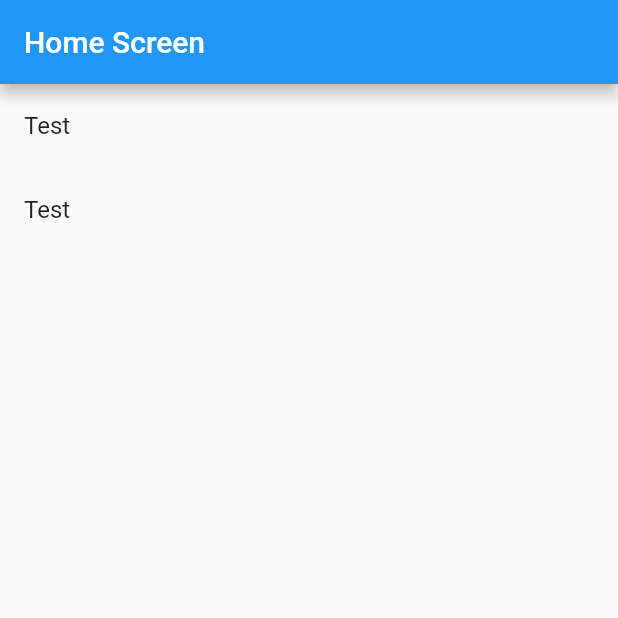
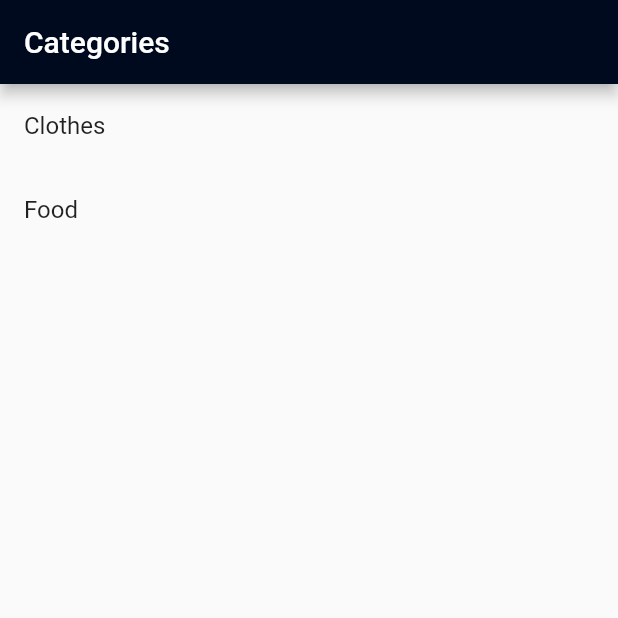
Before and after one commit to maxonflutter/flutter_go_router, a Flutter app: the screen it shows after launch, on a phone screen of 412 x 824 dp, the top half of it. Run offline on Flutter 3.47's test engine with Material 2 defaults, Android fonts, the light colour scheme and no system bars; our stand-ins replace go_router.

Commit message:
Refactor with categories and products

```diff
--- a/lib/config/app_router.dart
+++ b/lib/config/app_router.dart
@@ -16,58 +16,24 @@ final GoRouter router = GoRouter(
       name: 'home',
       path: '/',
       builder: (BuildContext context, GoRouterState state) {
-        return const HomeScreen();
+        return const CategoryScreen();
       },
+      routes: [
+        GoRoute(
+          name: 'product_list',
+          path: 'product_list',
+          builder: (BuildContext context, GoRouterState state) {
+            return const ProductListScreen();
+          },
+        ),
+      ],
     ),
-    GoRoute(
-      name: 'family',
-      path: '/family/:fid',
-      builder: (BuildContext context, GoRouterState state) {
-        return FamilyScreen(fid: state.params['fid']!);
-      },
-    ),
-    GoRoute(
-      name: 'person',
-      path: '/person/:pid',
-      builder: (BuildContext context, GoRouterState state) {
-        return PersonScreen(
-          pid: state.params['pid']!,
-        );
-      },
-    ),
+    // GoRoute(
+    //   name: 'product_list',
+    //   path: '/product_list',
+    //   builder: (BuildContext context, GoRouterState state) {
+    //     return ProductListScreen();
+    //   },
+    // ),
   ],
 );
-
-// late final GoRouter router = GoRouter(
-//   debugLogDiagnostics: true,
-//   routes: <GoRoute>[
-//     GoRoute(
-//       name: 'home',
-//       path: '/',
-//       builder: (BuildContext context, GoRouterState state) {
-//         return const HomeScreen();
-//       },
-//       routes: <GoRoute>[
-//         GoRoute(
-//           name: 'family',
-//           path: 'family/:fid',
-//           builder: (BuildContext context, GoRouterState state) {
-//             return FamilyScreen(fid: state.params['fid']!);
-//           },
-//           routes: <GoRoute>[
-//             GoRoute(
-//               name: 'person',
-//               path: 'person/:pid',
-//               builder: (BuildContext context, GoRouterState state) {
-//                 return PersonScreen(
-//                   fid: state.params['fid']!,
-//                   pid: state.params['pid']!,
-//                 );
-//               },
-//             ),
-//           ],
-//         ),
-//       ],
-//     ),
-//   ],
-// );
--- /dev/null
+++ b/lib/models/category_model.dart
@@ -0,0 +1,10 @@
+class Category {
+  final String name;
+
+  Category(this.name);
+
+  static List<Category> categories = [
+    Category('Clothes'),
+    Category('Food'),
+  ];
+}
--- /dev/null
+++ b/lib/models/models.dart
@@ -0,0 +1,2 @@
+export 'product_model.dart';
+export 'category_model.dart';
--- /dev/null
+++ b/lib/models/product_model.dart
@@ -0,0 +1,18 @@
+class Product {
+  final String name;
+  final String category;
+  final int quantity;
+
+  Product(this.name, this.category, this.quantity);
+
+  static List<Product> products = [
+    Product('Milk', 'Food', 10),
+    Product('Rice', 'Food', 5),
+    Product('Pasta', 'Food', 20),
+    Product('Steak', 'Food', 15),
+    Product('T-Shirt', 'Clothes', 2),
+    Product('Jeans', 'Clothes', 5),
+    Product('Shirt', 'Clothes', 10),
+    Product('Skirt', 'Clothes', 20),
+  ];
+}
--- /dev/null
+++ b/lib/screens/category_screen.dart
@@ -0,0 +1,35 @@
+import 'package:flutter/material.dart';
+import 'package:go_router/go_router.dart';
+
+import '../models/models.dart';
+
+class CategoryScreen extends StatelessWidget {
+  const CategoryScreen({Key? key}) : super(key: key);
+
+  @override
+  Widget build(BuildContext context) {
+    List<Category> categories = Category.categories;
+
+    return Scaffold(
+      appBar: AppBar(
+        title: const Text('Categories'),
+        backgroundColor: const Color(0xFF000A1F),
+      ),
+      body: ListView.builder(
+        itemCount: categories.length,
+        itemBuilder: (context, index) {
+          Category category = categories[index];
+
+          return ListTile(
+            title: Text(category.name),
+            onTap: () {
+              return context.go(
+                context.namedLocation('product_list'),
+              );
+            },
+          );
+        },
+      ),
+    );
+  }
+}
--- a/lib/screens/home_screen.dart
+++ /dev/null
@@ -1,29 +0,0 @@
-import 'package:flutter/material.dart';
-import 'package:go_router/go_router.dart';
-
-class HomeScreen extends StatelessWidget {
-  const HomeScreen({Key? key}) : super(key: key);
-
-  @override
-  Widget build(BuildContext context) {
-    return Scaffold(
-      appBar: AppBar(title: const Text('Home Screen')),
-      body: ListView(
-        children: <Widget>[
-          for (final String fid in ['f1', 'f2'])
-            ListTile(
-              title: const Text('Test'),
-              onTap: () {
-                return context.go(
-                  context.namedLocation(
-                    'family',
-                    params: <String, String>{'fid': fid},
-                  ),
-                );
-              },
-            )
-        ],
-      ),
-    );
-  }
-}
--- a/lib/screens/screens.dart
+++ b/lib/screens/screens.dart
@@ -1,3 +1,2 @@
-export 'home_screen.dart';
-export 'family_screen.dart';
-export 'person_screen.dart';
+export 'category_screen.dart';
+export 'product_list_screen.dart';
```
Also changed, not shown: lib/screens/family_screen.dart (deleted, +0 -37 lines), lib/screens/person_screen.dart (deleted, +0 -26 lines), lib/screens/product_list_screen.dart (added, +39 -0 lines).
